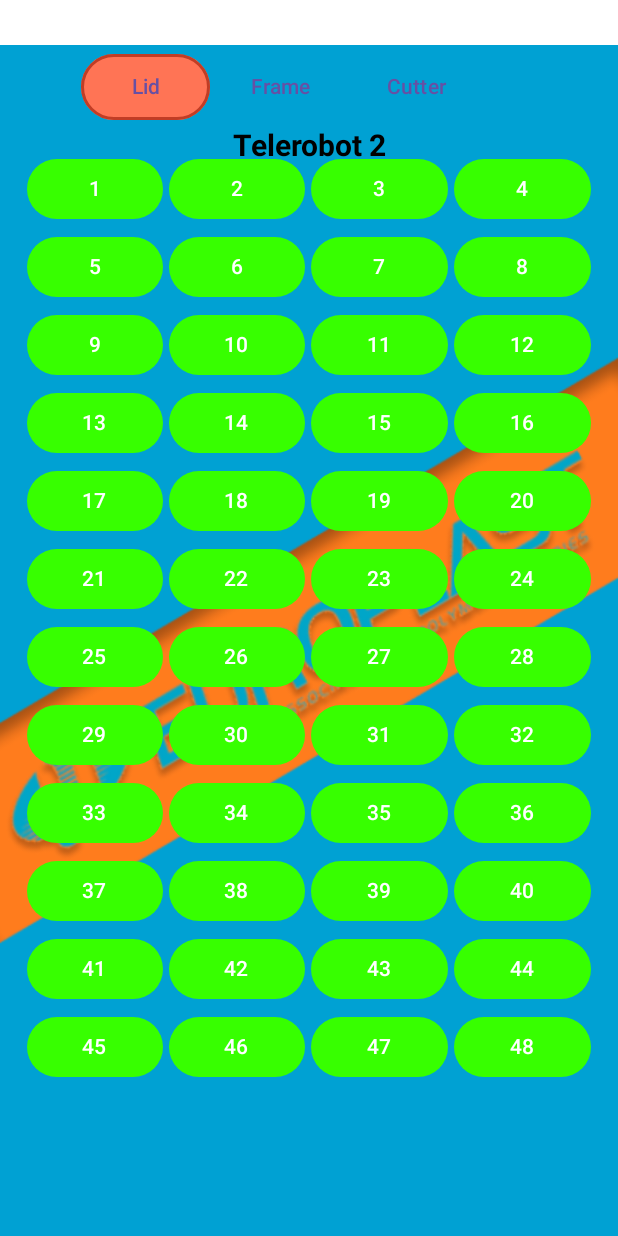
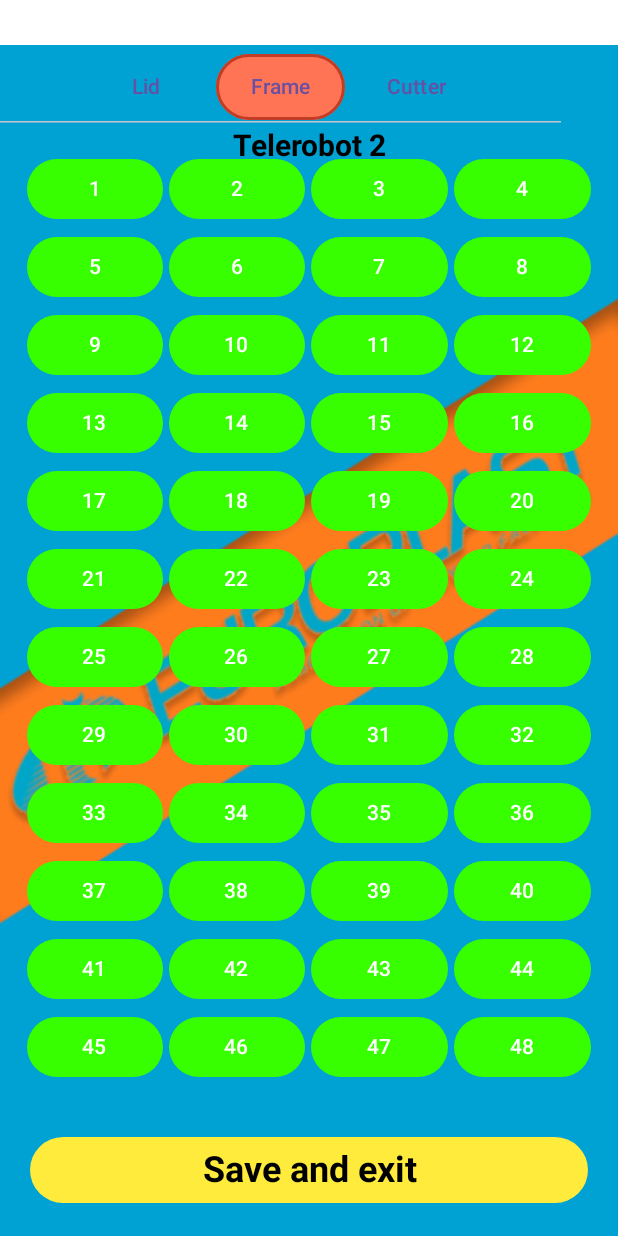
Before and after one commit to Yudin-num2/EuroplastTech, an Android app built with Jetpack Compose: the @Preview function previewSocketsScreen, tab 2 chosen, on a phone screen of 412 x 824 dp. Run offline under Robolectric (Android 15) with nearby library versions, the phone set to English and light mode, and no system bars; our stand-ins replace accompanist.

Commit message:
Add zIndex for SocketScreen fragments

```diff
--- a/app/src/main/java/ru/europlast/europlasttech/sockets/LidSockets48.kt
+++ b/app/src/main/java/ru/europlast/europlasttech/sockets/LidSockets48.kt
@@ -39,7 +39,6 @@ fun LidSockets48() {
 
     Box(
         Modifier
-            .fillMaxSize()
             .padding(start = 16.dp, end = 16.dp, bottom = 30.dp)
             .background(color = Color.Transparent),
         contentAlignment = Alignment.Center
--- a/app/src/main/java/ru/europlast/europlasttech/sockets/SocketsScreen.kt
+++ b/app/src/main/java/ru/europlast/europlasttech/sockets/SocketsScreen.kt
@@ -1,5 +1,6 @@
 package ru.europlast.europlasttech.sockets
 
+import android.util.Log
 import androidx.compose.animation.core.animateDp
 import androidx.compose.animation.core.spring
 import androidx.compose.animation.core.updateTransition
@@ -11,12 +12,18 @@ import androidx.compose.foundation.layout.*
 import androidx.compose.foundation.shape.RoundedCornerShape
 import androidx.compose.material3.*
 import androidx.compose.runtime.Composable
+import androidx.compose.runtime.collectAsState
 import androidx.compose.runtime.getValue
+import androidx.compose.runtime.mutableStateOf
+import androidx.compose.runtime.remember
+import androidx.compose.runtime.rememberCoroutineScope
+import androidx.compose.runtime.setValue
 import androidx.compose.ui.Alignment
 import androidx.compose.ui.Modifier
 import ru.europlast.europlasttech.ui.theme.*
 import androidx.compose.ui.layout.ContentScale
 import androidx.compose.ui.res.painterResource
+import androidx.compose.ui.res.stringResource
 import androidx.compose.ui.text.TextStyle
 import androidx.compose.ui.text.font.FontWeight
 import androidx.compose.ui.text.style.TextAlign
@@ -24,7 +31,9 @@ import androidx.compose.ui.tooling.preview.Preview
 import androidx.compose.ui.unit.dp
 import androidx.compose.ui.unit.sp
 import androidx.compose.ui.zIndex
+import androidx.lifecycle.viewmodel.compose.viewModel
 import com.google.accompanist.pager.*
+import kotlinx.coroutines.launch
 import ru.europlast.europlasttech.R
 
 @OptIn(ExperimentalPagerApi::class)
@@ -33,17 +42,59 @@ fun SocketScreen(
     machineName: String,
     list: List<String>,
 ) {
+    val coroutineScope = rememberCoroutineScope()
     val pagerState = rememberPagerState()
     val indicator = @Composable { tabPositions: List<TabPosition> ->
         CustomIndicator(tabPositions, pagerState)
     }
-    Box(modifier = Modifier
-        .fillMaxSize()
-        .padding(top = 30.dp)) {
+    Box(
+        modifier = Modifier
+            .fillMaxSize()
+            .padding(top = 30.dp)
+    ) {
+
+        Image(
+            painter = painterResource(id = R.drawable.ic_background_img),
+            contentDescription = "background_img",
+            contentScale = ContentScale.FillBounds,
+            modifier = Modifier
+                .fillMaxSize()
+                .zIndex(-1f)
+        )
+        Text(
+            text = machineName,
+            style = TextStyle(
+                textAlign = TextAlign.Center,
+                fontSize = 20.sp,
+                color = Black,
+                fontWeight = FontWeight.Bold,
+            ),
+            modifier = Modifier
+                .align(Alignment.TopCenter)
+                .padding(top = 55.dp)
+        )
+        Button(
+            onClick = {
+            },
+            modifier = Modifier
+                .fillMaxWidth()
+                .padding(20.dp)
+                .align(Alignment.BottomEnd)
+                .zIndex(3f),
+            colors = ButtonDefaults.buttonColors(SaveAndExitBtn),
+        ) {
+            Text(
+                text = stringResource(R.string.save_and_exit), style = TextStyle(
+                    textAlign = TextAlign.Center, fontSize = 24.sp, color = Black,
+                    fontWeight = FontWeight.Bold,
+                )
+            )
+        }
 
         ScrollableTabRow(
             modifier = Modifier
-                .height(55.dp),
+                .height(55.dp)
+                .zIndex(3f),
             selectedTabIndex = pagerState.currentPage,
             indicator = indicator,
             containerColor = EvpCyan,
@@ -54,26 +105,23 @@ fun SocketScreen(
                         .zIndex(6f),
                     text = { Text(text = title) },
                     selected = pagerState.currentPage == index,
-                    onClick = { },
+                    onClick = {
+                        coroutineScope.launch {
+                            pagerState.animateScrollToPage(index)
+                        }
+                    },
                 )
             }
         }
         HorizontalPager(
             modifier = Modifier
-                .fillMaxWidth(),
+                .zIndex(1f),
             count = list.size,
             state = pagerState,
         ) { page ->
-            Box(Modifier
-                .fillMaxSize(),) {
-                Image(
-                    painter = painterResource(id = R.drawable.ic_background_img),
-                    contentDescription = "background_img",
-                    contentScale = ContentScale.FillBounds,
-                    modifier = Modifier
-                        .fillMaxSize()
-                        .padding(top = 50.dp)
-                )
+            Box(
+                contentAlignment = Alignment.Center
+            ) {
                 when (page) {
                     0 -> LidSockets48()
                     1 -> FrameSockets48()
@@ -82,22 +130,12 @@ fun SocketScreen(
                     4 -> FrameSockets12()
                     5 -> CutterSockets12()
                 }
-                Text(
-                    text = machineName,
-                    style = TextStyle(
-                        textAlign = TextAlign.Center,
-                        fontSize = 20.sp,
-                        color = Black,
-                        fontWeight = FontWeight.Bold,
-                    ),
-                    modifier = Modifier
-                        .align(Alignment.TopCenter)
-                        .padding(top = 55.dp)
-                )
+
             }
         }
     }
 }
+
 
 @OptIn(ExperimentalPagerApi::class)
 @Composable
@@ -145,3 +183,15 @@ private fun CustomIndicator(tabPositions: List<TabPosition>, pagerState: PagerSt
 fun previewSocketsScreen() {
     SocketScreen(machineName = "Telerobot 2", list = listOf("Lid", "Frame", "Cutter"))
 }
+
+@Composable
+fun saveBtnParser(){
+    val vM: SocketViewModel = viewModel()
+    val buttonCol by vM.buttonColors.collectAsState()
+
+    buttonCol.forEach { (page, colorsMap) ->
+        colorsMap.forEach { (buttonIndex, color) ->
+            Log.d("TestDebug", "Page: $page, Button: $buttonIndex, Color: $color")
+        }
+    }
+}
--- a/app/src/main/java/ru/europlast/europlasttech/ui/theme/Color.kt
+++ b/app/src/main/java/ru/europlast/europlasttech/ui/theme/Color.kt
@@ -14,6 +14,7 @@ val EvpCyan = Color(0xFF00A1D3)
 val Black = Color(0xFF000000)
 val SocketTabIndicatorBG = Color(0xFFFF7455)
 val SocketTabIndicatorBorder = Color(0xFFC13D25)
+val SaveAndExitBtn = Color(0xFFFFEB3B)
 
 // SwitchColors //
 val ThumbChecked = Color(0xFF11FF00)
```
